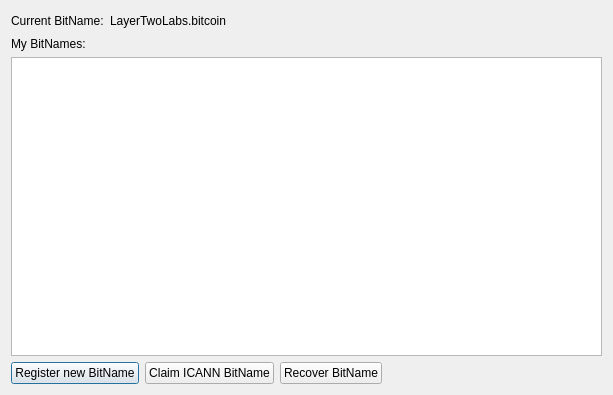
First picture: the form in src/qt/forms/switchbitnamesdialog.ui, repository Ash-L2L/sidechains, before the edit.
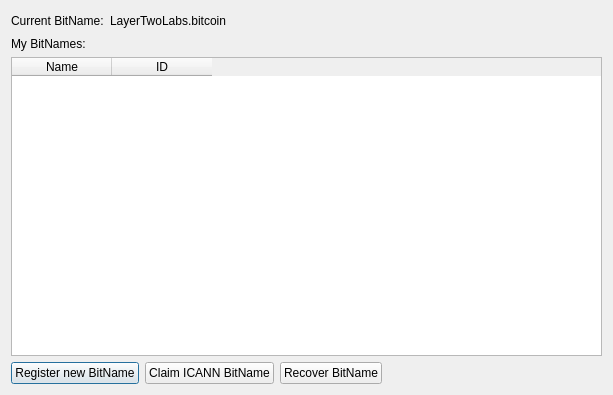
Second picture: the form after the edit.

Commit message:
List my BitNames on switch name dialog
* List my BitNames on Switch BitName dialog

* Update add contacts dialog form

Patch:
```diff
--- a/src/qt/forms/switchbitnamesdialog.ui
+++ b/src/qt/forms/switchbitnamesdialog.ui
@@ -53,7 +53,18 @@
     </widget>
    </item>
    <item>
-    <widget class="QTableWidget" name="tableWidget"/>
+    <widget class="QTableWidget" name="tableWidgetNames">
+     <column>
+      <property name="text">
+       <string>Name</string>
+      </property>
+     </column>
+     <column>
+      <property name="text">
+       <string>ID</string>
+      </property>
+     </column>
+    </widget>
    </item>
    <item>
     <layout class="QHBoxLayout" name="horizontalLayout_2">
```
The commit also changes 3 other files.
